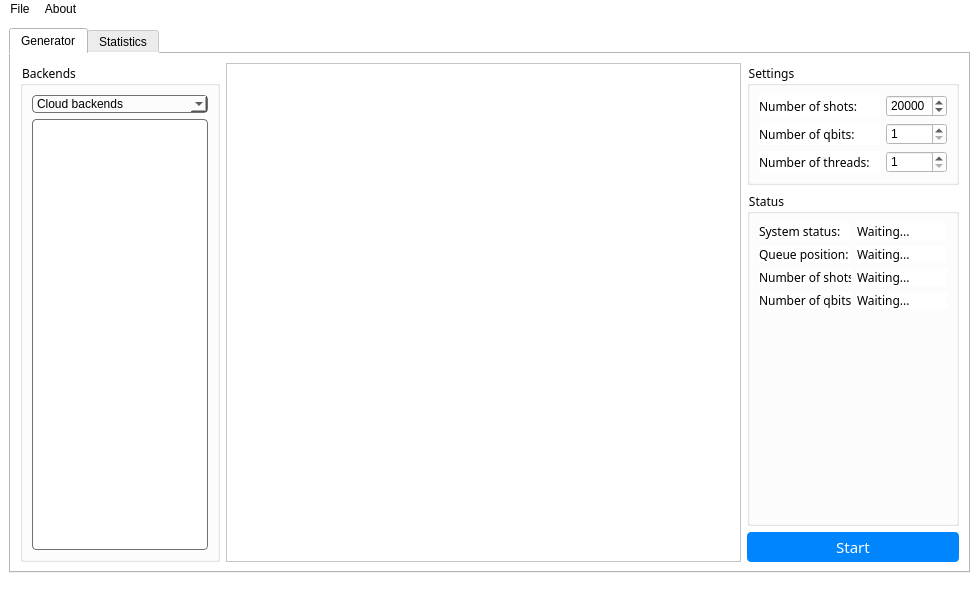
Qt form MainWindow.ui (rialbat/IBMqRNG) before a commit.
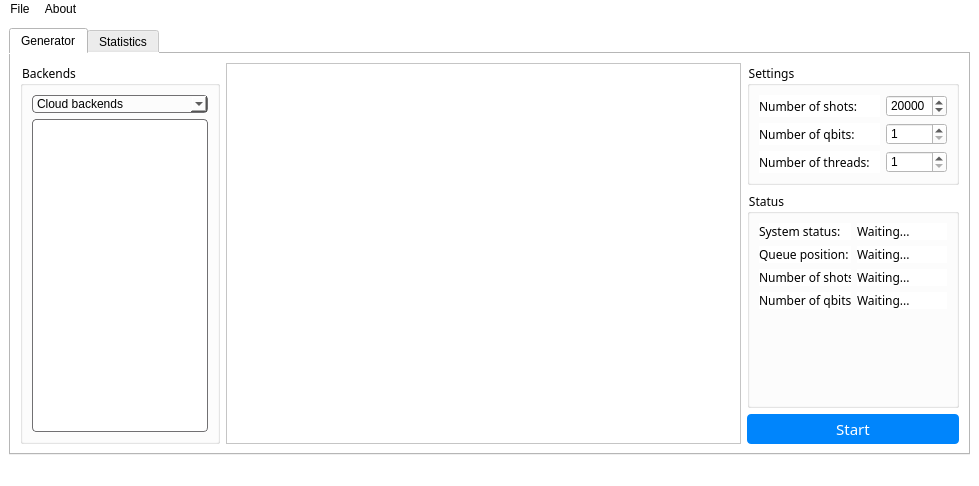
The same form after that commit. Icons and pictures are not drawn. Custom widgets are drawn as their Qt base class.

Commit message: Resize MainWindow

Diff of the .ui file:
```diff
--- a/MainWindow.ui
+++ b/MainWindow.ui
@@ -7,7 +7,7 @@
     <x>0</x>
     <y>0</y>
     <width>979</width>
-    <height>604</height>
+    <height>486</height>
    </rect>
   </property>
   <property name="windowTitle">
```
Left out of the diff: 26 changed lines with no effect on the pictures. The commit also changes 1 other file.
